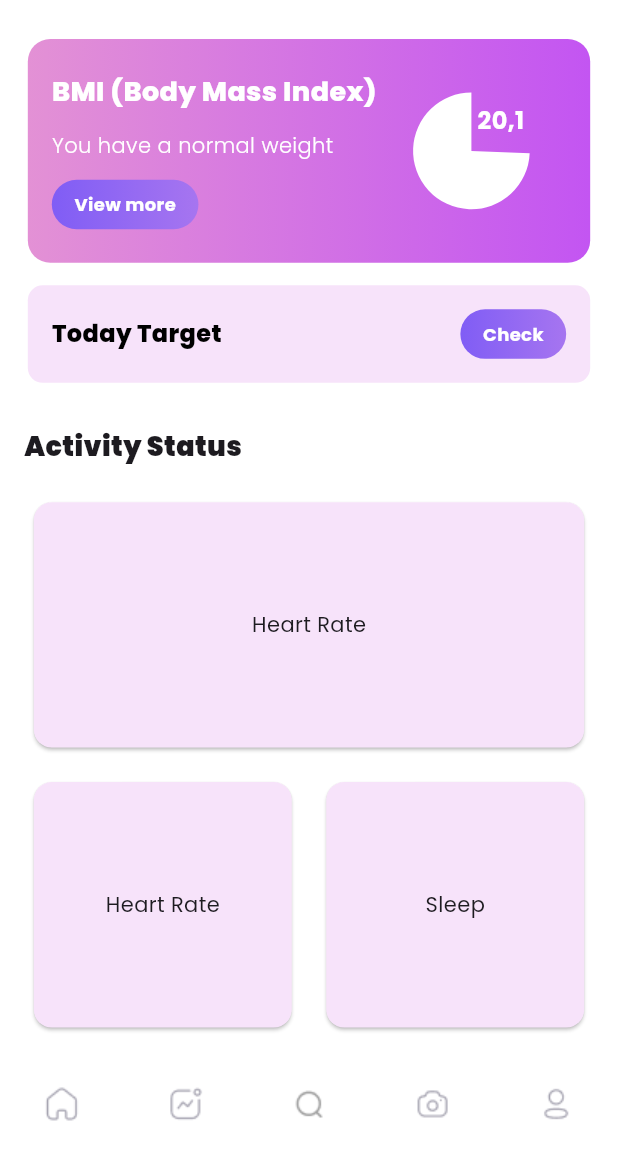
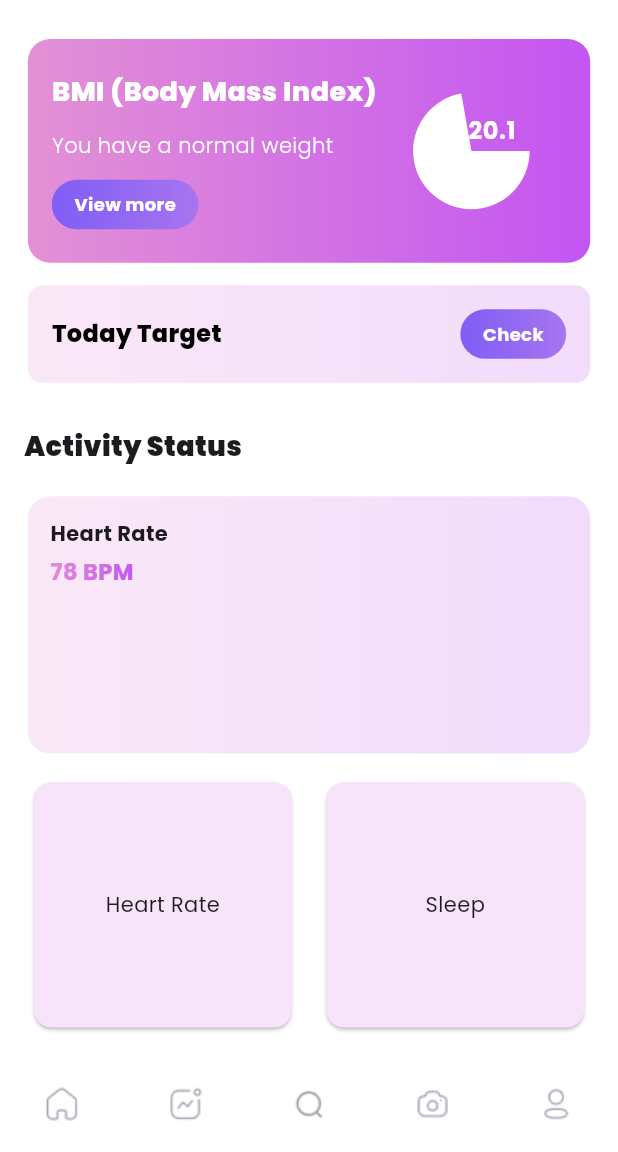
Before and after one commit to Kani-3004/fitness-mobile-app, a Flutter app: the HomePageTemplate screen opened directly, on a phone screen of 412 x 824 dp, the part 84-1236 px from its top. Run offline on Flutter 3.47's test engine with Material 3 defaults, Android fonts, the phone set to English and light mode, and no system bars; our stand-ins replace carousel_slider, google_fonts, syncfusion_flutter_charts.

Commit message:
Safety commit

```diff
--- a/lib/screens/home_page.dart
+++ b/lib/screens/home_page.dart
@@ -72,10 +72,70 @@ class _HomePageState extends State<HomePage> {
                   children: [
                     Flexible(
                       flex: 1,
-                      child: Card(
-                        color: Color(0xFFF7E3FA),
-                        child: Center(
-                          child: Text("Heart Rate"),
+                      child: Container(
+                        decoration: BoxDecoration(
+                          borderRadius: BorderRadius.circular(15),
+                          gradient: LinearGradient(
+                            colors: [
+                              Color(0xFFFAE8F7),
+                              Color(0xFFF2DCFC),
+                            ],
+                          ),
+                        ),
+                        child: Column(
+                          children: [
+                            //column for the two heart rate texts
+                            Padding(
+                              padding: const EdgeInsets.only(
+                                top: 15,
+                                right: 15,
+                                left: 15,
+                              ),
+                              child: Row(
+                                children: [
+                                  SizedBox(
+                                    child: Column(
+                                      crossAxisAlignment:
+                                          CrossAxisAlignment.start,
+                                      children: [
+                                        Text(
+                                          "Heart Rate",
+                                          style: TextStyle(
+                                            fontSize: 14,
+                                            fontWeight: FontWeight.bold,
+                                          ),
+                                        ),
+                                        SizedBox(height: 5),
+                                        ShaderMask(
+                                          shaderCallback: (Rect bounds) {
+                                            return LinearGradient(
+                                              colors: [
+                                                Color(0xFFE391D5),
+                                                Color(0xFFC355F2),
+                                              ], // Gradient colors
+                                              begin: Alignment.topLeft,
+                                              end: Alignment.bottomRight,
+                                            ).createShader(bounds);
+                                          },
+                                          child: Text(
+                                            "78 BPM",
+                                            style: TextStyle(
+                                              fontSize: 15,
+                                              fontWeight: FontWeight.bold,
+                                              color: Colors
+                                                  .white, // Keep white for visibility
+                                            ),
+                                          ),
+                                        ),
+                                      ],
+                                    ),
+                                  ),
+                                ],
+                              ),
+                            )
+
+                            //space for spline chart
+                          ],
                         ),
                       ),
                     ),
--- a/lib/widgets/pie_chart_homepage.dart
+++ b/lib/widgets/pie_chart_homepage.dart
@@ -26,21 +26,32 @@ class _PieChartHomepageState extends State<PieChartHomepage> {
                   explode: true,
                   explodeIndex: 5,
                   explodeOffset: "10%",
+                  startAngle: 0,
+                  endAngle: 350,
+                  dataLabelSettings: DataLabelSettings(
+                    isVisible: true,
+                    labelPosition: ChartDataLabelPosition.inside,
+                    textStyle: TextStyle(
+                      color: Colors.white,
+                      fontSize: 16,
+                      fontWeight: FontWeight.bold,
+                    ),
+                  ),
                 ),
               ],
             ),
-            Positioned(
-              top: 27,
-              right: 28,
-              child: Text(
-                '20,1',
-                style: TextStyle(
-                  color: Colors.white,
-                  fontSize: 16,
-                  fontWeight: FontWeight.bold,
-                ),
-              ),
-            ),
+            // Positioned(
+            //   top: 27,
+            //   right: 28,
+            //   child: Text(
+            //     '20,1',
+            //     style: TextStyle(
+            //       color: Colors.white,
+            //       fontSize: 16,
+            //       fontWeight: FontWeight.bold,
+            //     ),
+            //   ),
+            // ),
           ],
         ),
       ),
@@ -49,7 +60,7 @@ class _PieChartHomepageState extends State<PieChartHomepage> {
 
   List<ChartData> _getChartData() {
     return [
-      ChartData('Highlighted', 20, Colors.transparent),
+      ChartData('Highlighted', 20.1, Colors.transparent),
       ChartData('Base', 58, Colors.white),
     ];
   }
--- a/lib/widgets/today_target_homepage.dart
+++ b/lib/widgets/today_target_homepage.dart
@@ -13,7 +13,12 @@ class _TodayTargetHomepageState extends State<TodayTargetHomepage> {
     return Container(
       decoration: BoxDecoration(
         borderRadius: BorderRadius.circular(10),
-        color: Color(0xFFF7E3FA),
+        gradient: LinearGradient(
+          colors: [
+            Color(0xFFFAE8F7),
+            Color(0xFFF2DCFC),
+          ],
+        ),
       ),
       child: Padding(
         padding: const EdgeInsets.all(16.0),
--- a/pubspec.yaml
+++ b/pubspec.yaml
@@ -34,7 +34,7 @@ dev_dependencies:
     sdk: flutter
 
 flutter_launcher_icons:
-  android: "true"
+  android: true
   ios: true
   image_path: "assets/images/barbell.png"
 
```
Also changed, not shown: lib/screens/welcome_screen_two.dart (+8 -13 lines).
